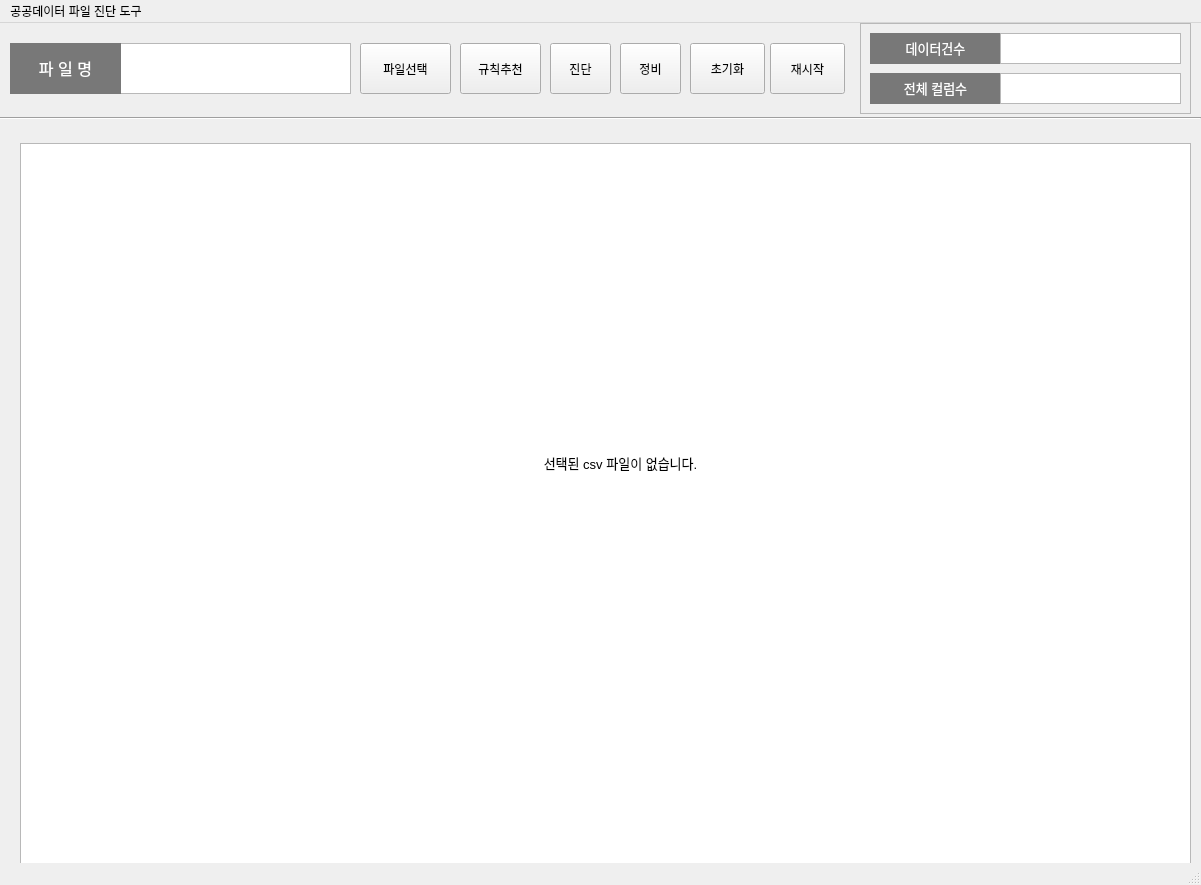
First picture: the form in initial_screen.ui, repository yang-kyeong-won/lsm, before the edit.
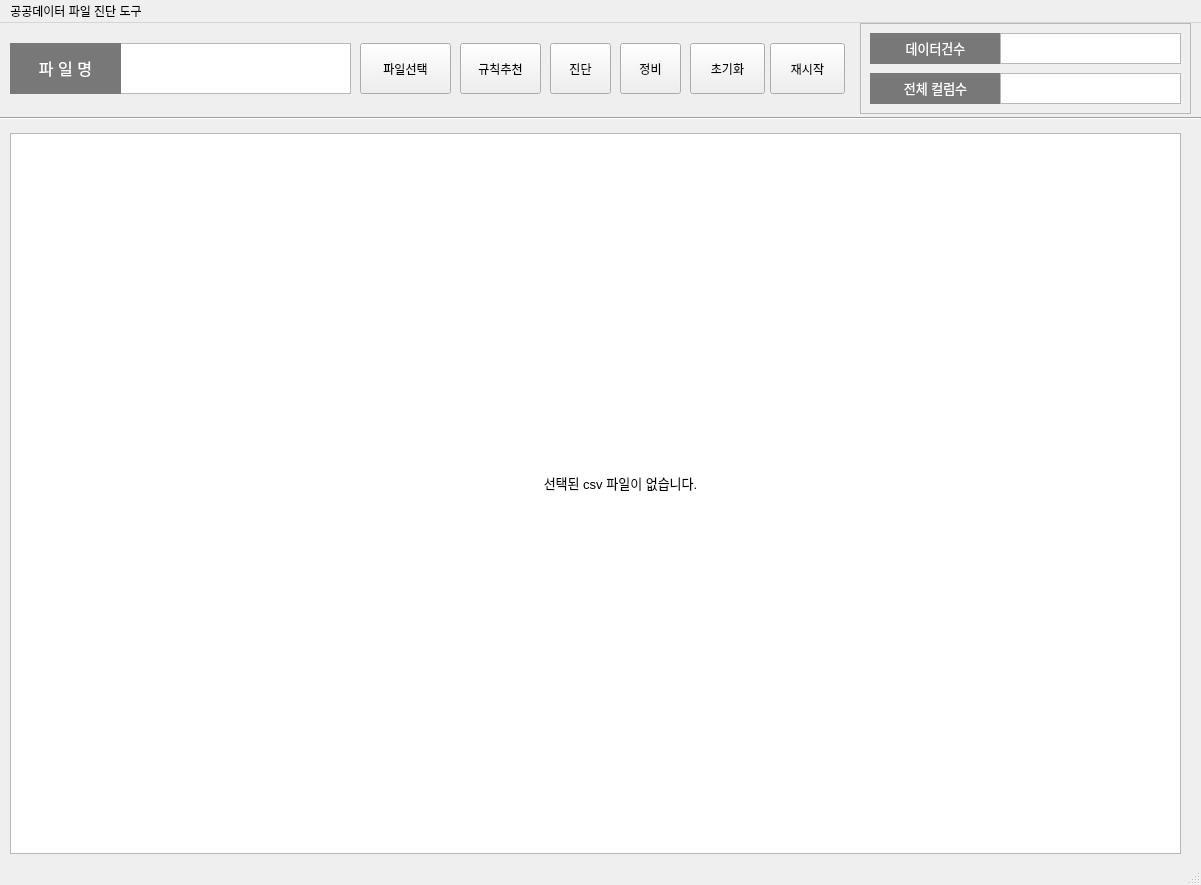
Second picture: the form after the edit.

Commit message: 초기화면 tableWidget으로 수정

The edit to the form file:
```diff
--- a/initial_screen.ui
+++ b/initial_screen.ui
@@ -267,22 +267,12 @@
      </property>
     </widget>
    </widget>
-   <widget class="QTableView" name="tableView">
-    <property name="geometry">
-     <rect>
-      <x>20</x>
-      <y>120</y>
-      <width>1171</width>
-      <height>721</height>
-     </rect>
-    </property>
-   </widget>
    <widget class="QLabel" name="nochcFile_announce">
     <property name="geometry">
      <rect>
-      <x>480</x>
-      <y>420</y>
-      <width>281</width>
+      <x>470</x>
+      <y>440</y>
+      <width>301</width>
       <height>41</height>
      </rect>
     </property>
@@ -306,6 +296,28 @@
      <enum>Qt::Horizontal</enum>
     </property>
    </widget>
+   <widget class="QTableWidget" name="tableWidget">
+    <property name="geometry">
+     <rect>
+      <x>10</x>
+      <y>110</y>
+      <width>1171</width>
+      <height>721</height>
+     </rect>
+    </property>
+   </widget>
+   <zorder>tableWidget</zorder>
+   <zorder>txtBr_file_nm</zorder>
+   <zorder>pushBt_file_chc</zorder>
+   <zorder>label_file_nm</zorder>
+   <zorder>pushBt_rules_recommd</zorder>
+   <zorder>pushBt_diagnosis</zorder>
+   <zorder>pushBt_initial</zorder>
+   <zorder>pushBt_restart</zorder>
+   <zorder>pushBt_improve</zorder>
+   <zorder>frame</zorder>
+   <zorder>nochcFile_announce</zorder>
+   <zorder>line</zorder>
   </widget>
   <widget class="QMenuBar" name="menubar">
    <property name="geometry">
```
